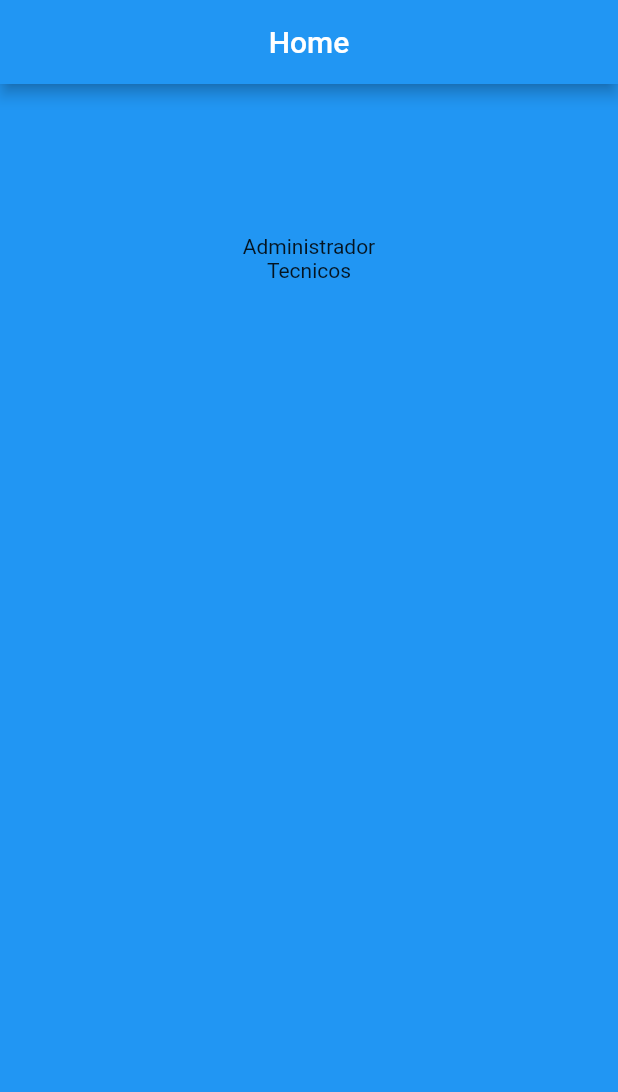
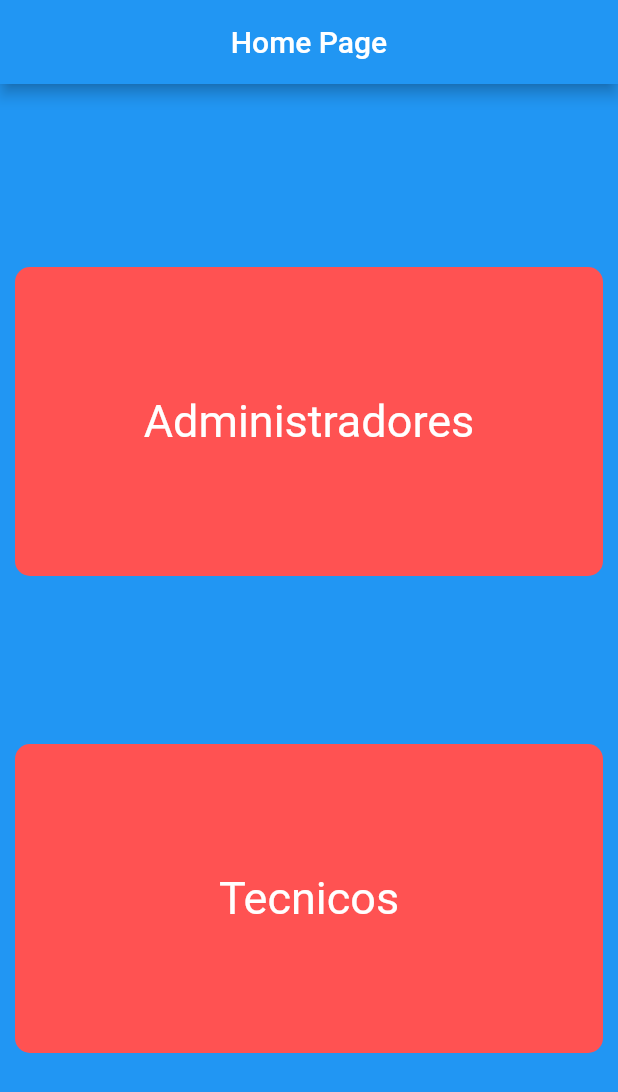
Before and after one commit to RegisSalesRA/Flutter_Hive_Tasks, a Flutter app: the screen it shows after launch, on a phone screen of 412 x 824 dp. Shown: the top 1092 px of the screen. Run offline on Flutter 3.47's test engine with Material 2 defaults, Android fonts, the phone set to English and light mode, and no system bars; our stand-ins replace hive, hive_flutter; accounts and stored records are empty.

Commit message:
created home,tecnicos,administrador pages

```diff
--- a/client/lib/model/tecnicos_model.dart
+++ b/client/lib/model/tecnicos_model.dart
@@ -3,7 +3,7 @@ import 'package:hive/hive.dart';
 import 'atividade_model.dart';
 part 'tecnicos_model.g.dart';
 
-@HiveType(typeId: 0)
+@HiveType(typeId: 1)
 class Tecnicos extends HiveObject {
   @HiveField(0)
   String? nome;
--- a/client/lib/views/home.dart
+++ b/client/lib/views/home.dart
@@ -1,3 +1,5 @@
+import 'package:client/views/administrador.dart';
+import 'package:client/views/tecnicos_page.dart';
 import 'package:flutter/material.dart';
 
 class Home extends StatefulWidget {
@@ -8,25 +10,73 @@ class Home extends StatefulWidget {
 class _HomeState extends State<Home> {
   @override
   Widget build(BuildContext context) {
+    var size = MediaQuery.of(context).size;
     return Scaffold(
       appBar: AppBar(
         centerTitle: true,
-        title: Text("Home"),
+        title: Text("Home Page"),
       ),
       body: Container(
-        width: double.infinity,
-        height: double.infinity,
-        decoration: BoxDecoration(color: Colors.blue),
-        child: Column(
-          children: [
-            SizedBox(
-              height: 100,
+          decoration: BoxDecoration(color: Colors.blue),
+          child: Padding(
+            padding: EdgeInsets.all(10),
+            child: Column(
+              mainAxisAlignment: MainAxisAlignment.spaceEvenly,
+              children: [
+                InkWell(
+                  onTap: () {
+                    print("Mudando para pagina de Administradores");
+                    Navigator.push(
+                      context,
+                      MaterialPageRoute(
+                          builder: (context) => AdministradorPage()),
+                    );
+                  },
+                  child: Container(
+                    decoration: BoxDecoration(
+                        color: Colors.redAccent,
+                        borderRadius: BorderRadius.all(Radius.circular(10.0))),
+                    height: size.height / 4,
+                    width: size.width,
+                    child: Center(
+                      child: Text(
+                        "Administradores",
+                        style: const TextStyle(
+                            decoration: TextDecoration.none,
+                            color: Colors.white,
+                            fontSize: 30),
+                      ),
+                    ),
+                  ),
+                ),
+                InkWell(
+                  onTap: () {
+                    print("Mudando para pagina de Tecnicos");
+                    Navigator.push(
+                      context,
+                      MaterialPageRoute(builder: (context) => TecnicosPage()),
+                    );
+                  },
+                  child: Container(
+                    decoration: BoxDecoration(
+                        color: Colors.redAccent,
+                        borderRadius: BorderRadius.all(Radius.circular(10.0))),
+                    height: size.height / 4,
+                    width: size.width,
+                    child: Center(
+                      child: Text(
+                        "Tecnicos",
+                        style: const TextStyle(
+                            decoration: TextDecoration.none,
+                            color: Colors.white,
+                            fontSize: 30),
+                      ),
+                    ),
+                  ),
+                ),
+              ],
             ),
-            Text("Administrador"),
-            Text("Tecnicos"),
-          ],
-        ),
-      ),
+          )),
     );
   }
 }
```
Also changed, not shown: client/lib/views/administrador.dart (+17 -0 lines), client/lib/views/tecnicos_page.dart (added, +17 -0 lines), client/lib/model/tecnicos_model.g.dart, client/lib/views/tecnicos.dart (deleted).
